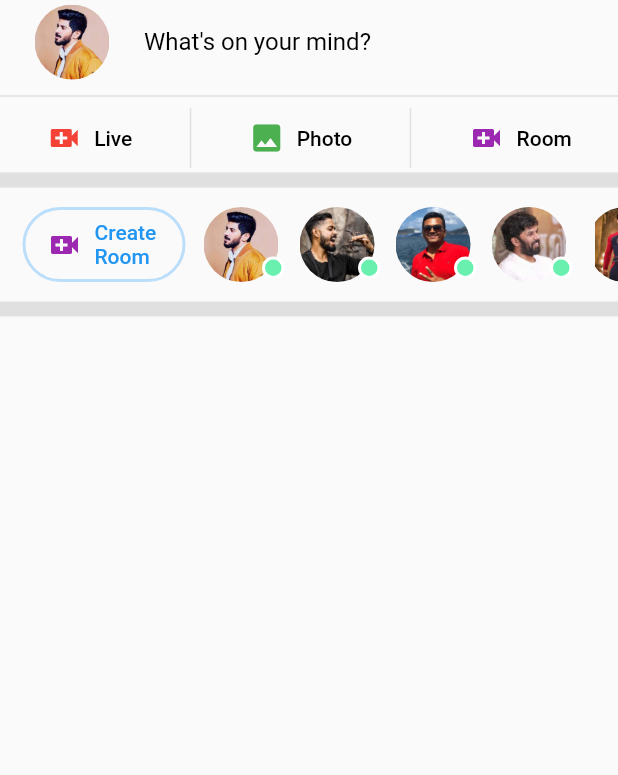
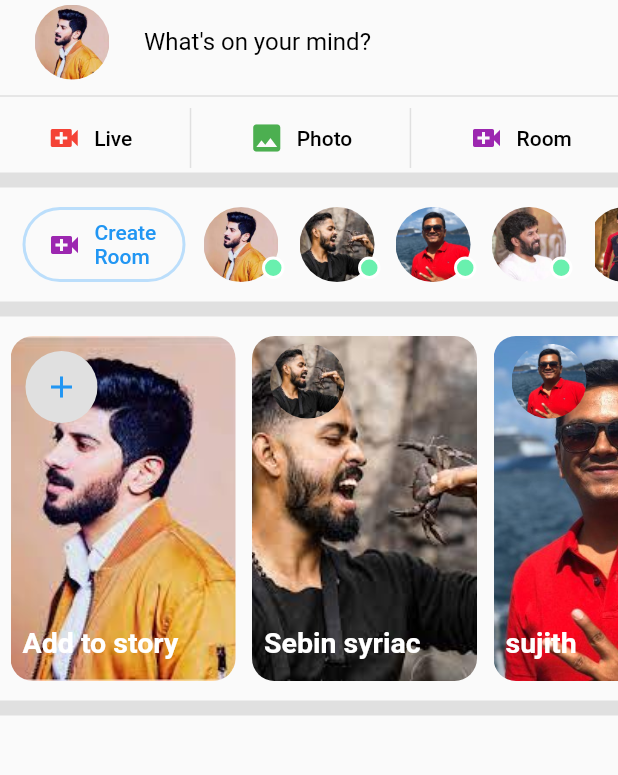
Before and after one commit to amaljithkthomas/facebook_ui, a Flutter app: the screen it shows after launch, on a phone screen of 412 x 824 dp, the part 84-859 px from its top. Run offline on Flutter 3.47's test engine with Material 2 defaults, Android fonts, the phone set to English and light mode, and no system bars; Roboto replaces fonts that are missing (amaljith font); project files that could hold a hidden picture were left out.

Commit message:
story section added

```diff
--- a/lib/home_screen.dart
+++ b/lib/home_screen.dart
@@ -1,8 +1,9 @@
 import 'package:facebook_ui/sections/statusSection.dart';
 import 'package:flutter/material.dart';
-import 'package:facebook_ui/widgets/appBarButtons.dart';
+import 'package:facebook_ui/widgets/circularButton.dart';
 import 'package:facebook_ui/sections/headerButtonSection.dart';
 import 'package:facebook_ui/sections/roomSection.dart';
+import 'package:facebook_ui/sections/storySection.dart';
 
 class MyApp extends StatelessWidget {
   @override
@@ -27,13 +28,13 @@ class MyApp extends StatelessWidget {
             ),
           ),
           actions: [
-            AppBarButtons(
+            CircularButton(
               icon: Icon(Icons.search),
               onPressed: () {
                 print("Go to search screen");
               },
             ),
-            AppBarButtons(
+            CircularButton(
               icon: Icon(Icons.chat),
               onPressed: () {
                 print("Go to messages screen");
@@ -49,6 +50,9 @@ class MyApp extends StatelessWidget {
             thickDivider,
             RoomSection(),
             thickDivider,
+            StorySection(),
+            thickDivider,
+
 
 
           ],
--- a/lib/sections/roomSection.dart
+++ b/lib/sections/roomSection.dart
@@ -25,9 +25,9 @@ class RoomSection extends StatelessWidget {
       ),
     );
   }
-  Widget sizedBox = const SizedBox(
-    width: 20,
-  );
+  // Widget sizedBox = const SizedBox(
+  //   width: 20,
+  // );
 
   @override
   Widget build(BuildContext context) {
@@ -39,25 +39,25 @@ class RoomSection extends StatelessWidget {
         children: [
           createRoomButton(),
           //sizedBox,
-          Avatar(displayImage: dq_2,status: true, ),
+          Avatar(displayImage: dq_2,displayStatus: true, ),
           //sizedBox,
-          Avatar(displayImage: fishing,status: true, ),
+          Avatar(displayImage: fishing,displayStatus: true, ),
           //sizedBox,
-          Avatar(displayImage: sujith, status: true,),
+          Avatar(displayImage: sujith, displayStatus: true,),
           //sizedBox,
-          Avatar(displayImage: sunny, status: true,),
+          Avatar(displayImage: sunny, displayStatus: true,),
           //sizedBox,
-          Avatar(displayImage: tovino, status: true,),
+          Avatar(displayImage: tovino, displayStatus: true,),
           //sizedBox,
-          Avatar(displayImage: nivin, status: true,),
+          Avatar(displayImage: nivin, displayStatus: true,),
           //sizedBox,
-          Avatar(displayImage: fahad, status: true,),
+          Avatar(displayImage: fahad, displayStatus: true,),
           //sizedBox,
-          Avatar(displayImage: mohanlal_1, status: true,),
+          Avatar(displayImage: mohanlal_1, displayStatus: true,),
           //sizedBox,
-          Avatar(displayImage: kajal, status: true,),
+          Avatar(displayImage: kajal, displayStatus: true,),
           //sizedBox,
-          Avatar(displayImage: strell, status: true,),
+          Avatar(displayImage: strell, displayStatus: true,),
 
 
         ],
--- a/lib/sections/statusSection.dart
+++ b/lib/sections/statusSection.dart
@@ -6,7 +6,7 @@ class StatusSection extends StatelessWidget {
   @override
   Widget build(BuildContext context) {
     return ListTile(
-      leading: Avatar(displayImage: dq_2,status: false,),
+      leading: Avatar(displayImage: dq_2,displayStatus: false,),
       title: const TextField(
         decoration: InputDecoration(
           hintText: "What's on your mind?",
--- /dev/null
+++ b/lib/sections/storySection.dart
@@ -0,0 +1,143 @@
+import 'package:facebook_ui/widgets/circularButton.dart';
+import 'package:flutter/material.dart';
+import 'package:facebook_ui/widgets/assets.dart';
+import 'package:facebook_ui/widgets/storyCard.dart';
+
+class StorySection extends StatelessWidget {
+  @override
+  Widget build(BuildContext context) {
+    return Container(
+      height: 250,
+      child: ListView(
+        scrollDirection: Axis.horizontal,
+        children: [
+          StoryCard(
+            storyImage: dq_2,
+            labelText: "Add to story",
+            avatar: dq_2,
+            createStoryStatus: true,
+          ),
+          StoryCard(
+            storyImage: fishing,
+            labelText: "Sebin syriac",
+            avatar: fishing,
+            createStoryStatus: false,
+          ),
+          StoryCard(
+            storyImage: sujith,
+            labelText: "sujith",
+            avatar: sujith,
+            createStoryStatus: false,
+          ),
+          StoryCard(
+            storyImage: dulq_4,
+            labelText: "Sunny wyane",
+            avatar: sunny,
+            createStoryStatus: false,
+          ),
+          StoryCard(
+            storyImage: pranav,
+            labelText: "Tovino Thomas",
+            avatar: tovino,
+            createStoryStatus: false,
+          ),
+          StoryCard(
+            storyImage: nivin,
+            labelText: "Nivin Pauly",
+            avatar: nivin,
+            createStoryStatus: false,
+          ),
+          StoryCard(
+            storyImage: fahad,
+            labelText: "Fahad Fazil",
+            avatar: fahad,
+            createStoryStatus: false,
+          ),
+          StoryCard(
+            storyImage: mohanlal_1,
+            labelText: "Mohanalal",
+            avatar: mohanlal_1,
+            createStoryStatus: false,
+          ),
+          StoryCard(
+            storyImage: kajal,
+            labelText: "Kajal Agarwal",
+            avatar: kajal,
+            createStoryStatus: false,
+          ),
+          StoryCard(
+            storyImage: strell,
+            labelText: "Strell",
+            avatar: strell,
+            createStoryStatus: false,
+          ),
+
+        ],
+      ),
+    );
+  }
+}
+
+// class StorySection extends StatelessWidget {
+//   Widget accountStory() {
+//     return Container(
+//       //padding: const EdgeInsets.only(left: 5, right: 5,),
+//       margin: EdgeInsets.only(
+//         left: 5,
+//         right: 5,
+//       ),
+//       child: Stack(
+//         children: [
+//           ClipRRect(
+//             borderRadius: BorderRadius.circular(20),
+//             child: Image.asset(
+//               dq_2,
+//               width: 150,
+//               height: 230,
+//               fit: BoxFit.cover,
+//             ),
+//           ),
+//           Positioned(
+//             top: 5,
+//             left: 5,
+//             child: CircularButton(
+//               icon: Icon(Icons.add),
+//               onPressed: () {
+//                 print("Add story");
+//               },
+//               iconColor: Colors.blue,
+//             ),
+//           ),
+//           const Positioned(
+//             bottom: 15,
+//             left: 15,
+//             child: Text(
+//               "Add to story",
+//               style: TextStyle(
+//                 color: Colors.white,
+//                 fontWeight: FontWeight.bold,
+//                 fontSize: 18,
+//               ),
+//             ),
+//           )
+//         ],
+//       ),
+//     );
+//   }
+//
+//   @override
+//   Widget build(BuildContext context) {
+//     return Container(
+//       height: 250,
+//       padding: const EdgeInsets.all(10),
+//       child: ListView(
+//         scrollDirection: Axis.horizontal,
+//         padding: EdgeInsets.all(0),
+//         children: [
+//           accountStory(),
+//           //accountStory(),
+//         ],
+//       ),
+//     );
+//   }
+// }
--- a/lib/widgets/assets.dart
+++ b/lib/widgets/assets.dart
@@ -33,3 +33,14 @@ String mm_6 = "assets/posts/mamooty_6.jpg";
 String ml_8 = "assets/posts/mohanlal_8.jpg";
 String ml_9 = "assets/posts/mohanlal_9.jpg";
 String pranav = "assets/posts/pranav_10.jpg";
+
+//story//
+String ffStory = "assets/story/ffreak_story.jpg";
+String sujitStory = "assets/story/suijith_story.jpg";
+String sunnyStory = "assets/story/sunny_story.jpg";
+String toviStory = "assets/story/tovino_story.jpg";
+String nivinStory = "assets/story/nivin_story.jpg";
+String fahadStory = "assets/story/fahad_story.jpg";
+String mohanlalStory = "assets/story/mohanlal_story.jpg";
+String kajalStory = "assets/story/kajal_story.jpg";
+String strellStory = "assets/story/strell_story.jpg";
--- a/lib/widgets/avatar.dart
+++ b/lib/widgets/avatar.dart
@@ -3,9 +3,9 @@ import 'package:facebook_ui/widgets/assets.dart';
 
 class Avatar extends StatelessWidget {
   final String? displayImage;
-  final bool? status;
+  final bool? displayStatus;
 
-  Avatar({required this.displayImage, this.status });
+  Avatar({required this.displayImage, this.displayStatus });
   @override
   Widget build(BuildContext context) {
     Widget statusIndicator;
@@ -28,7 +28,7 @@ class Avatar extends StatelessWidget {
     //     {
     //       statusIndicator = const SizedBox();
     //     }
-    status == true?
+    displayStatus == true?
         statusIndicator = Positioned(
           bottom: 2,
           right: 3,
--- a/lib/widgets/appBarButtons.dart
+++ b/lib/widgets/circularButton.dart
@@ -1,12 +1,14 @@
 import 'package:flutter/material.dart';
 
-class AppBarButtons extends StatelessWidget {
+class CircularButton extends StatelessWidget {
   final Widget? icon;
   final void Function()? onPressed;
+  final Color? iconColor;
 
-  AppBarButtons({
+  CircularButton({
     required this.icon,
     required this.onPressed,
+    this.iconColor = Colors.black
   });
 
   @override
@@ -20,7 +22,7 @@ class AppBarButtons extends StatelessWidget {
       child: IconButton(
         onPressed: onPressed,
         icon: icon!,
-        color: Colors.black,
+        color: iconColor,
       ),
     );
   }
--- /dev/null
+++ b/lib/widgets/storyCard.dart
@@ -0,0 +1,69 @@
+import 'package:flutter/material.dart';
+import 'package:facebook_ui/widgets/assets.dart';
+import 'package:facebook_ui/widgets/circularButton.dart';
+
+import 'avatar.dart';
+
+class StoryCard extends StatelessWidget {
+  final String? storyImage;
+  final String? labelText;
+  final String? avatar;
+  final bool? createStoryStatus;
+
+  StoryCard({
+    required this.storyImage,
+    required this.labelText,
+    this.avatar,
+    this.createStoryStatus = false,
+  });
+
+  @override
+  Widget build(BuildContext context) {
+    return Container(
+      width: 150,
+      margin: const EdgeInsets.only(
+        left: 7,
+        right: 4,
+        top: 10,
+        bottom: 10,
+      ),
+      decoration: BoxDecoration(
+        image: DecorationImage(
+          image: AssetImage(storyImage!),
+          fit: BoxFit.cover,
+        ),
+        borderRadius: BorderRadius.circular(15),
+      ),
+      child: Stack(
+        children: [
+          Positioned(
+            left: 5,
+            top: 5,
+            child: createStoryStatus! ? CircularButton(
+              icon: Icon(Icons.add),
+              onPressed: () {
+                print("Add story");
+              },
+              iconColor: Colors.blue,
+            ): Avatar(
+              displayImage: avatar,
+              displayStatus: false,
+            )
+          ),
+           Positioned(
+            bottom: 15,
+            left: 8,
+            child: Text(
+              (labelText!= null)? labelText! : "N/A" ,
+              style: const TextStyle(
+                color: Colors.white,
+                fontWeight: FontWeight.bold,
+                fontSize: 19,
+              ),
+            ),
+          )
+        ],
+      ),
+    );
+  }
+}
```
Also changed, not shown: assets/story/fahad_story.jpg (added), assets/story/ffreak_story.jpg (added), assets/story/kajal_story.jpg (added), assets/story/mohanlal_story.jpg (added), assets/story/nivin_story.jpg (added), assets/story/strell_story.jpg (added), assets/story/suijith_story.jpg (added), assets/story/sunny_story.jpg (added), assets/story/tovino_story.jpg (added).
